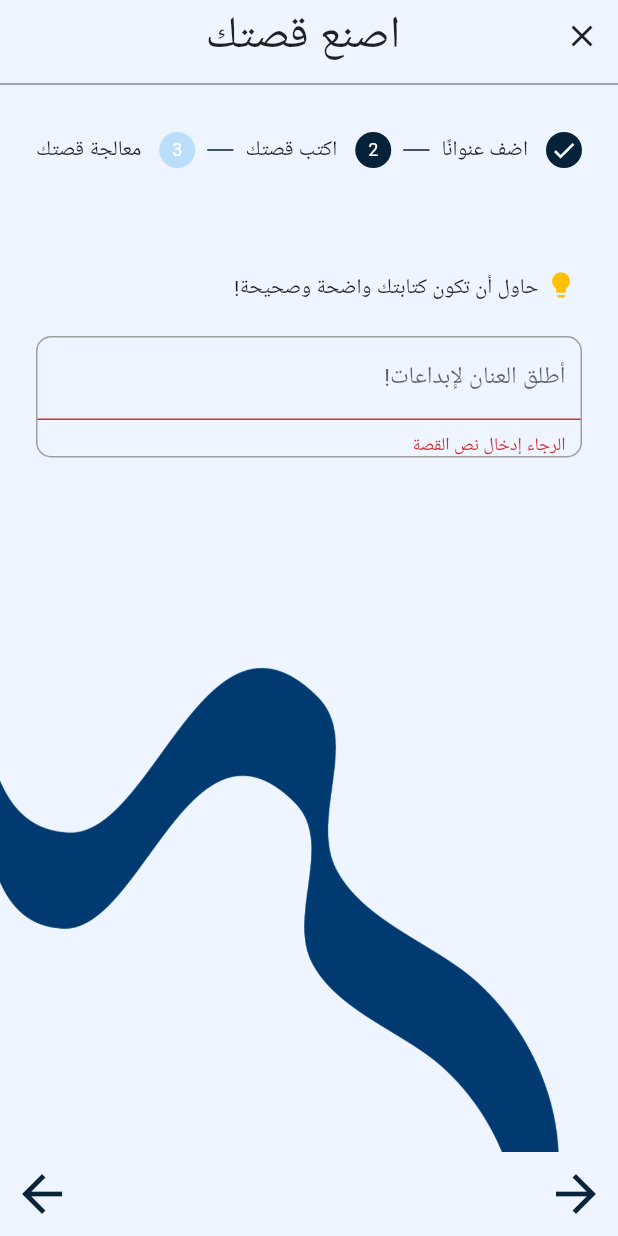
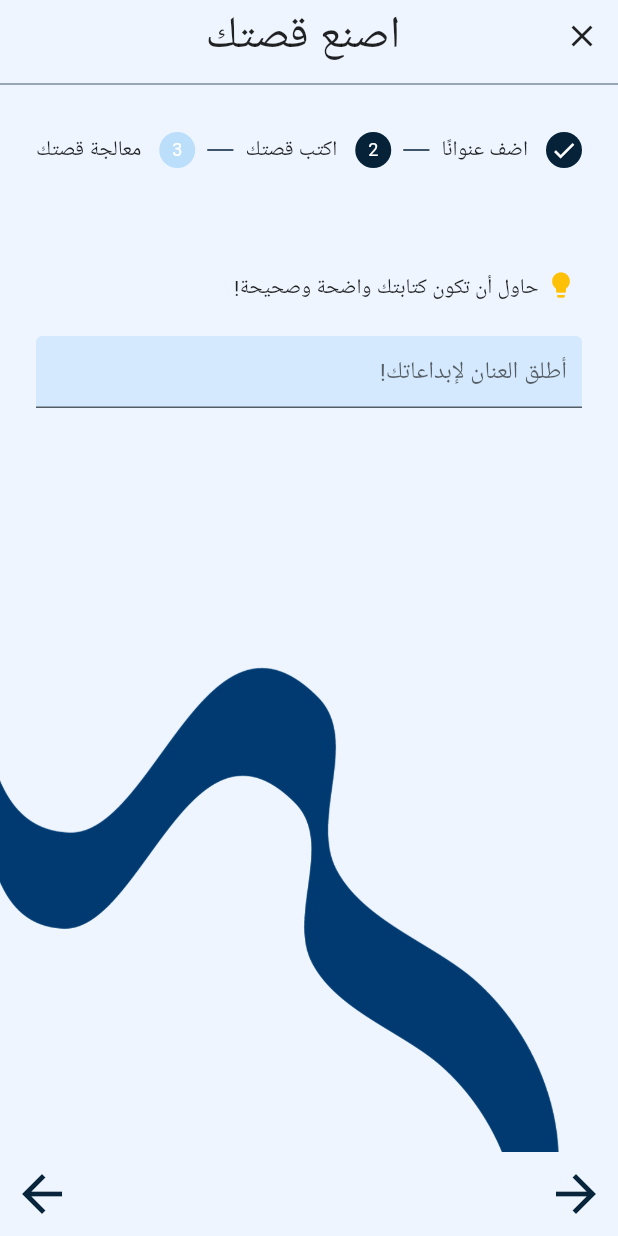
Before and after one commit to Lujain-M02/2023-GP1-6, a Flutter app: the CreateStory screen opened directly, after a tap on an icon or button, on a phone screen of 412 x 824 dp. Run offline on Flutter 3.47's test engine with Material 2 defaults, Android fonts, the phone set to English and light mode, and no system bars; our stand-ins replace animate_do, animated_text_kit, introduction_screen, lottie.

Commit message:
changing the title container color

```diff
--- a/your_story/lib/pages/create_story_pages/create_story_content.dart
+++ b/your_story/lib/pages/create_story_pages/create_story_content.dart
@@ -39,24 +39,59 @@ class CreateStoryContent extends StatelessWidget {
           ),
         ),
 
-        // Text Form Field
-        Form(
+        /*Form(
           autovalidateMode: AutovalidateMode.always,
           child: Container(
             decoration: BoxDecoration(
               border: Border.all(color: Colors.grey),
               borderRadius: BorderRadius.circular(10),
+              boxShadow: [
+                BoxShadow(
+                  color: Color.fromARGB(255, 17, 53, 70)
+                      .withOpacity(0.5), // Shadow color
+                  spreadRadius: 2, // Spread radius
+                  blurRadius: 5, // Blur radius
+                  offset: Offset(0, 2), // Offset of the shadow
+                ),
+              ],
             ),
             child: TextFormField(
               autovalidateMode: AutovalidateMode.always,
               controller: contentController,
               maxLines: null, // This allows multiple lines for long text
               decoration: const InputDecoration(
-                labelText: "أطلق العنان لإبداعات!",
+                labelText: "أطلق العنان لإبداعاتك!",
                 contentPadding: EdgeInsets.all(10),
               ),
               validator: validateTitle,
             ),
+          ),
+        ),*/
+
+        // Text Form Field
+        Form(
+          autovalidateMode: AutovalidateMode.onUserInteraction,
+          child: Container(
+            //child: Container(
+            /*decoration: BoxDecoration(
+              border: Border.all(color: Colors.grey),
+              borderRadius: BorderRadius.circular(10),
+            ),*/
+            child: TextFormField(
+              autovalidateMode: AutovalidateMode.onUserInteraction,
+              controller: contentController,
+              maxLines: null, // This allows multiple lines for long text
+              decoration: const InputDecoration(
+                filled: true,
+                fillColor: Color.fromARGB(132, 187, 222, 251),
+                hintText: "أطلق العنان لإبداعاتك!",
+                //labelText: "أطلق العنان لإبداعاتك!",
+                //labelStyle: TextStyle(color: Color.fromARGB(255, 108, 26, 17)),
+                contentPadding: EdgeInsets.all(10),
+              ),
+              validator: validateTitle,
+            ),
+            //),
           ),
         ),
       ],
```
